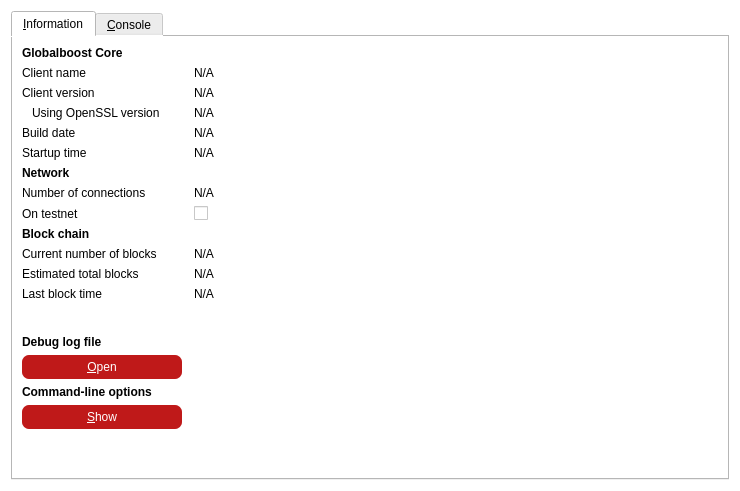
First picture: the form in src/qt/forms/rpcconsole.ui, repository GlobalBoost/GlobalBoost-Y, before the edit.
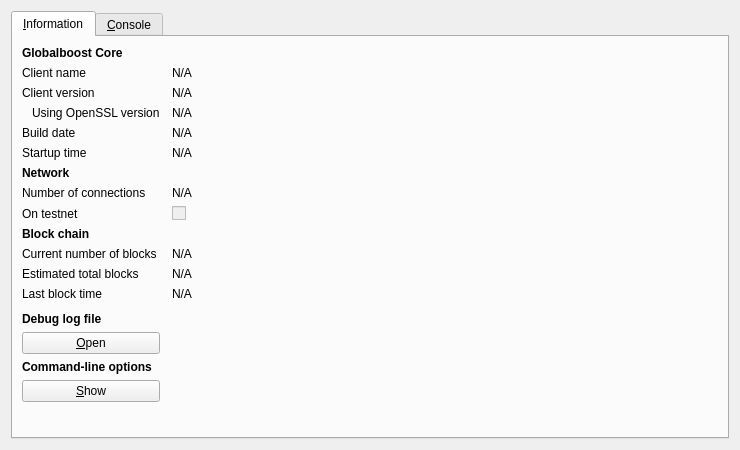
Second picture: the form after the edit. Icons and pictures are not drawn.

Patch:
```diff
--- a/src/qt/forms/rpcconsole.ui
+++ b/src/qt/forms/rpcconsole.ui
@@ -7,15 +7,12 @@
     <x>0</x>
     <y>0</y>
     <width>740</width>
-    <height>491</height>
+    <height>450</height>
    </rect>
   </property>
   <property name="windowTitle">
    <string>Globalboost - Debug window</string>
   </property>
-  <property name="styleSheet">
-   <string notr="true">background-color: rgb(255, 255, 255);</string>
-  </property>
   <layout class="QVBoxLayout" name="verticalLayout_2">
    <item>
     <widget class="QTabWidget" name="tabWidget">
@@ -327,36 +324,6 @@
          <property name="toolTip">
           <string>Open the Globalboost debug log file from the current data directory. This can take a few seconds for large log files.</string>
          </property>
-         <property name="styleSheet">
-          <string notr="true">QPushButton {
- color: white;
- background-color: #BF1919;
- border-width: 0px;
- border-color: #339;
- border-style: solid;
- border-radius: 7;
- padding: 3px;
- font-size: 12px;
- padding-left: 5px;
- padding-right: 5px;
- min-width: 150px;
- max-width:150px;
- min-height: 18px;
- max-height: 18px;
-}
-
-QPushButton:!enabled {
-	background-color: #769597;
-}
-
-QPushButton:hover {
-	background-color: #990000;
-}
-
-QPushButton:pressed:flat {
-	background-color: #00a99d;
-}</string>
-         </property>
          <property name="text">
           <string>&amp;Open</string>
          </property>
@@ -381,37 +348,7 @@
        <item row="17" column="0">
         <widget class="QPushButton" name="showCLOptionsButton">
          <property name="toolTip">
-          <string>Show the GlobalBoost-Y help message to get a list with possible Globalboost command-line options.</string>
-         </property>
-         <property name="styleSheet">
-          <string notr="true">QPushButton {
- color: white;
- background-color: #BF1919;
- border-width: 0px;
- border-color: #339;
- border-style: solid;
- border-radius: 7;
- padding: 3px;
- font-size: 12px;
- padding-left: 5px;
- padding-right: 5px;
- min-width: 150px;
- max-width:150px;
- min-height: 18px;
- max-height: 18px;
-}
-
-QPushButton:!enabled {
-	background-color: #769597;
-}
-
-QPushButton:hover {
-	background-color: #990000;
-}
-
-QPushButton:pressed:flat {
-	background-color: #00a99d;
-}</string>
+          <string>Show the Globalboost-Qt help message to get a list with possible Globalboost command-line options.</string>
          </property>
          <property name="text">
           <string>&amp;Show</string>
```
Left out of the diff: 19 changed lines with no effect on the pictures.
